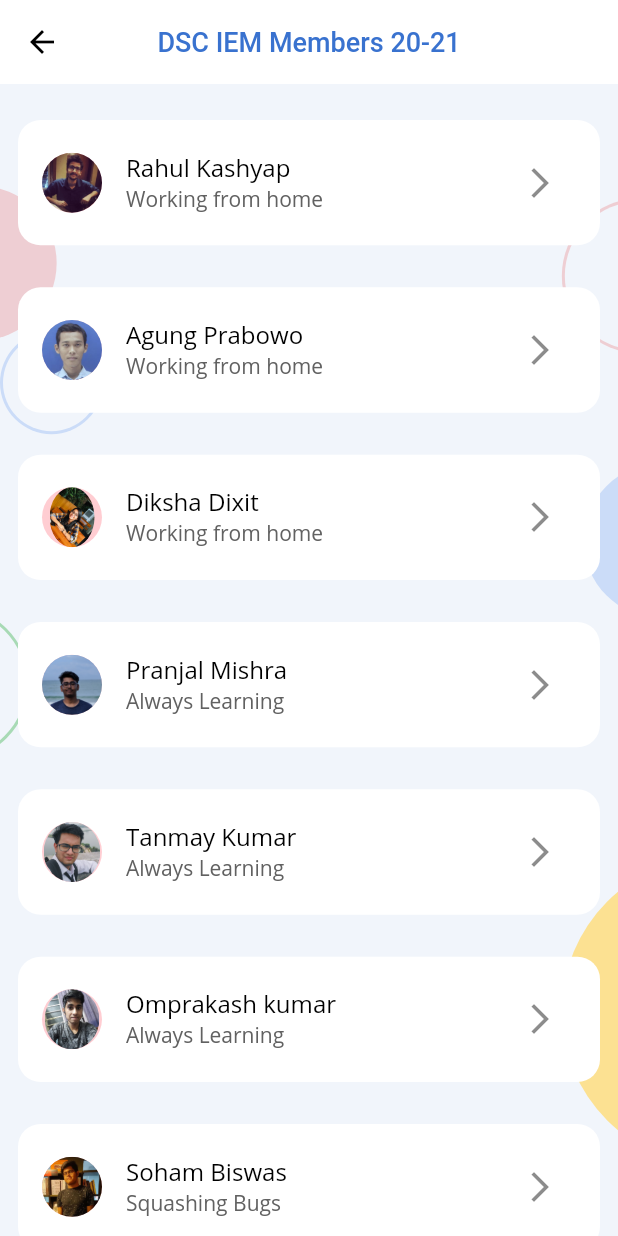
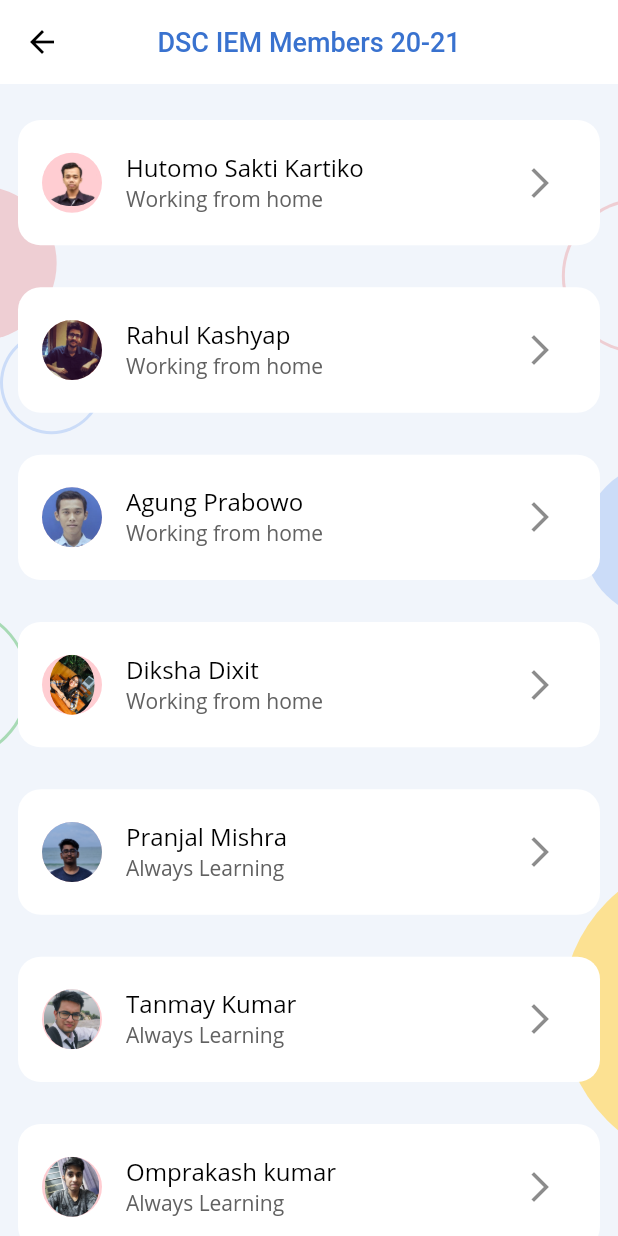
Before and after one commit to dsc-iem/AppDev-Hacktoberfest, a Flutter app: the MembersOverviewScreen screen opened directly, on a phone screen of 412 x 824 dp. Run offline on Flutter 3.47's test engine with Material 2 defaults, Android fonts, the phone set to English and light mode, and no system bars; our stand-ins replace shared_preferences; missing offline and left inert: circular_reveal_animation; accounts and stored records are empty.

Commit message:
Hutomo Sakti Kartiko Profile Card Added

```diff
--- a/lib/data/all_members.dart
+++ b/lib/data/all_members.dart
@@ -26,6 +26,18 @@ import 'package:dsc_devs/data/member.dart';
 
 class AllMembers {
   static List<Member> _members = [
+    Member(
+        name: 'Hutomo Sakti Kartiko',
+        year: '3rd',
+        department: 'Information Science',
+        profilePath: 'assets/profiles/Hutomo.png',
+        aboutMe:
+            'I am a flutter developer.I like to spend a large amount of time exploring the latest technology advancements. A team player with a can-do attitude.',
+        fburl: 'https://www.facebook.com/hutomo.sakti.7/',
+        githubUrl: 'https://github.com/hutomosaktikartiko',
+        linkedInUrl:
+            'https://www.linkedin.com/in/hutomo-sakti-kartiko-488148198/',
+        status: 'Working from home'),
     Member(
         name: 'Rahul Kashyap',
         year: '3rd',
@@ -197,7 +209,7 @@ class AllMembers {
         githubUrl: 'https://github.com/redhatpanda',
         linkedInUrl: 'https://www.linkedin.com/in/swapnanil-ray-88018318a',
         status: 'Finding the smallest path out!'),
-     Member(
+    Member(
         name: 'Surya Sekhar Datta',
         year: '2nd',
         department: 'Computer Science',
@@ -206,7 +218,8 @@ class AllMembers {
             'Currently in my 2nd year of Engineering, Hghly intrested towards Web Dev. ',
         fburl: 'https://www.facebook.com/suryasekhar.datta.7/',
         githubUrl: 'https://github.com/SuryaSekhar14',
-        linkedInUrl: 'https://www.linkedin.com/in/surya-sekhar-datta-979507196/',
+        linkedInUrl:
+            'https://www.linkedin.com/in/surya-sekhar-datta-979507196/',
         status: 'Always Learning.'),
   ];
 
```
Also changed, not shown: assets/profiles/Hutomo.png (added).
